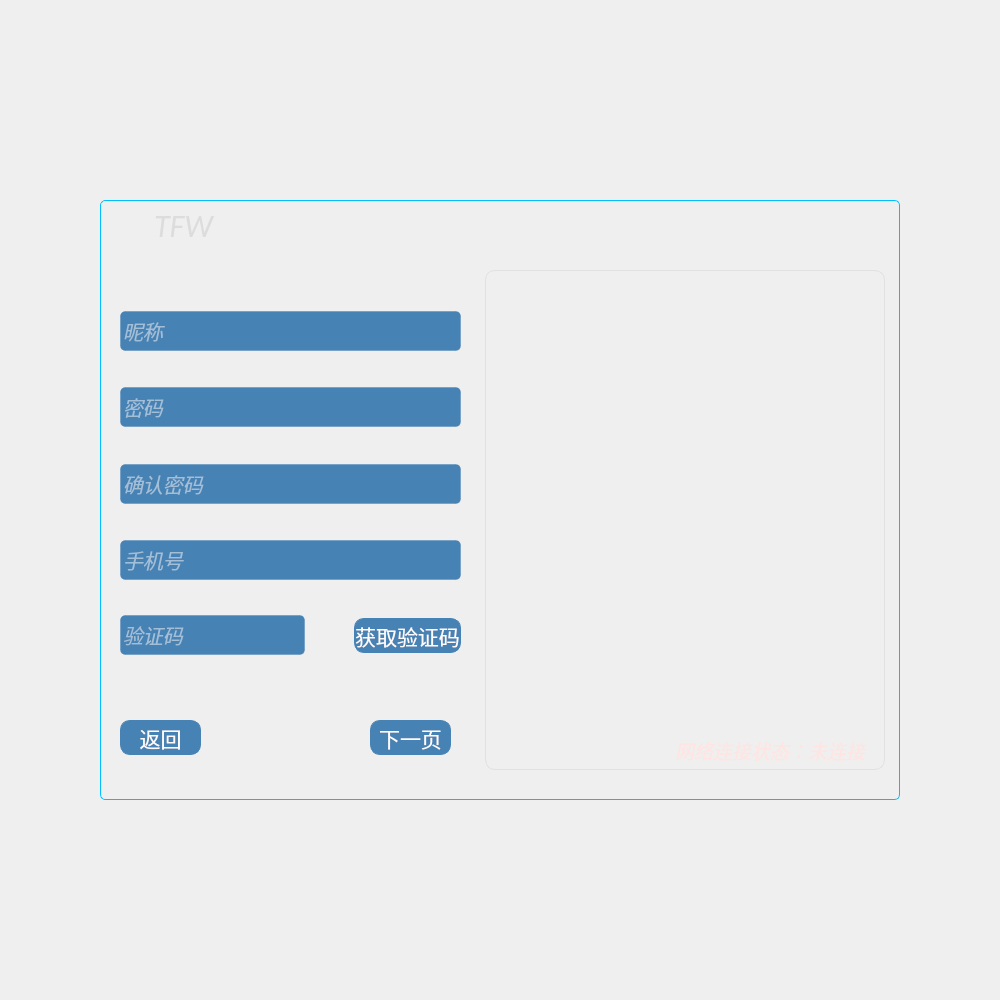
This is TIM/widget.ui in Sunlx5522/TFW_PROJECT as Qt 5 draws it before an edit. The edited form follows.
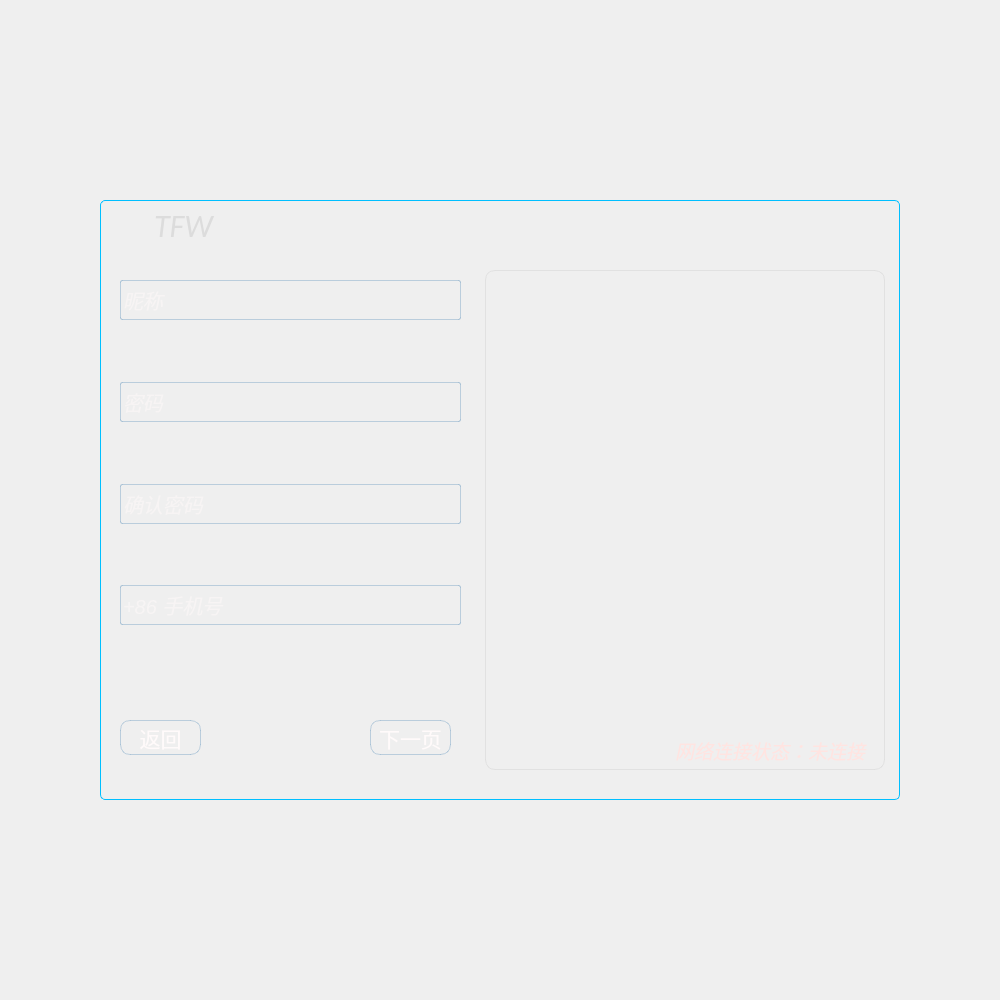
This is the edited form. The open tabs and pages were chosen to show the change. Icons and pictures are not drawn.

What changed in the file:
```diff
--- a/TIM/widget.ui
+++ b/TIM/widget.ui
@@ -858,10 +858,10 @@
 QPushButton{
 /*静置时设置*/
 color:#FFFAFA;/*字体颜色设置*/
-background-color:rgba(70,130,180, 255);/*背景颜色设置*/;
-border-style:inset;/*背景颜色设置*/
+background-color:rgba(70,130,180, 0);/*背景颜色设置*/  
+border-style:outset;/*背景颜色设置*/
 border-radius:10px;/*边框圆角半径设置*/
-border: 1px solid rgba(70,130,180, 255);
+border: 1px solid rgba(70,130,180, 80)
 }
 
 QPushButton:hover{
@@ -914,10 +914,10 @@
 QPushButton{
 /*静置时设置*/
 color:#FFFAFA;/*字体颜色设置*/
-background-color:rgba(70,130,180, 255);/*背景颜色设置*/;
-border-style:inset;/*背景颜色设置*/
+background-color:rgba(70,130,180, 0);/*背景颜色设置*/  
+border-style:outset;/*背景颜色设置*/
 border-radius:10px;/*边框圆角半径设置*/
-border: 1px solid rgba(70,130,180, 255);
+border: 1px solid rgba(70,130,180, 80)
 }
 
 QPushButton:hover{
@@ -942,23 +942,10 @@
           <x>10</x>
           <y>20</y>
           <width>341</width>
-          <height>331</height>
+          <height>401</height>
          </rect>
         </property>
         <layout class="QVBoxLayout" name="verticalLayout">
-         <item>
-          <spacer name="verticalSpacer_7">
-           <property name="orientation">
-            <enum>Qt::Vertical</enum>
-           </property>
-           <property name="sizeHint" stdset="0">
-            <size>
-             <width>20</width>
-             <height>40</height>
-            </size>
-           </property>
-          </spacer>
-         </item>
          <item>
           <widget class="QLineEdit" name="nameLineEdit">
            <property name="minimumSize">
@@ -988,10 +975,11 @@
 QLineEdit{
 /*非悬浮时颜色设置*/
 color:#FFFAFA;
-background-color:rgba(70,130,180, 255);/*背景颜色设置*/
 border-style:outset;/*设置边框*/
-border-radius:5px;/*边框圆角半径设置*/
-border: 1px solid rgba(70,130,180, 100);
+background-color: rgba(255,255,255,0);
+border-radius:2px;/*边框圆角半径设置*/
+border: 1px solid rgba(70,130,180, 80)
+
 }
 QLineEdit::hover
 {
@@ -1055,10 +1043,11 @@
 QLineEdit{
 /*非悬浮时颜色设置*/
 color:#FFFAFA;
-background-color:rgba(70,130,180, 255);/*背景颜色设置*/
 border-style:outset;/*设置边框*/
-border-radius:5px;/*边框圆角半径设置*/
-border: 1px solid rgba(70,130,180, 100);
+background-color: rgba(255,255,255,0);
+border-radius:2px;/*边框圆角半径设置*/
+border: 1px solid rgba(70,130,180, 80)
+
 }
 QLineEdit::hover
 {
@@ -1125,10 +1114,11 @@
 QLineEdit{
 /*非悬浮时颜色设置*/
 color:#FFFAFA;
-background-color:rgba(70,130,180, 255);/*背景颜色设置*/
 border-style:outset;/*设置边框*/
-border-radius:5px;/*边框圆角半径设置*/
-border: 1px solid rgba(70,130,180, 100);
+background-color: rgba(255,255,255,0);
+border-radius:2px;/*边框圆角半径设置*/
+border: 1px solid rgba(70,130,180, 80)
+
 }
 QLineEdit::hover
 {
@@ -1195,10 +1185,11 @@
 QLineEdit{
 /*非悬浮时颜色设置*/
 color:#FFFAFA;
-background-color:rgba(70,130,180, 255);/*背景颜色设置*/
 border-style:outset;/*设置边框*/
-border-radius:5px;/*边框圆角半径设置*/
-border: 1px solid rgba(70,130,180, 100);
+background-color: rgba(255,255,255,0);
+border-radius:2px;/*边框圆角半径设置*/
+border: 1px solid rgba(70,130,180, 80)
+
 }
 QLineEdit::hover
 {
@@ -1219,7 +1210,7 @@
             <enum>QLineEdit::Normal</enum>
            </property>
            <property name="placeholderText">
-            <string>手机号</string>
+            <string>+86 手机号</string>
            </property>
            <property name="clearButtonEnabled">
             <bool>true</bool>
@@ -1241,135 +1232,6 @@
          </item>
         </layout>
        </widget>
-       <widget class="QWidget" name="horizontalLayoutWidget_9">
-        <property name="geometry">
-         <rect>
-          <x>10</x>
-          <y>350</y>
-          <width>341</width>
-          <height>51</height>
-         </rect>
-        </property>
-        <layout class="QHBoxLayout" name="horizontalLayout_10">
-         <item>
-          <widget class="QLineEdit" name="verificationCode">
-           <property name="minimumSize">
-            <size>
-             <width>185</width>
-             <height>40</height>
-            </size>
-           </property>
-           <property name="maximumSize">
-            <size>
-             <width>16777215</width>
-             <height>40</height>
-            </size>
-           </property>
-           <property name="font">
-            <font>
-             <family>Arial</family>
-             <pointsize>15</pointsize>
-             <italic>true</italic>
-            </font>
-           </property>
-           <property name="cursor">
-            <cursorShape>IBeamCursor</cursorShape>
-           </property>
-           <property name="styleSheet">
-            <string notr="true"> /*文本输入框 账号输入*/
-QLineEdit{
-/*非悬浮时颜色设置*/
-color:#FFFAFA;
-background-color:rgba(70,130,180, 255);/*背景颜色设置*/
-border-style:outset;/*设置边框*/
-border-radius:5px;/*边框圆角半径设置*/
-border: 1px solid rgba(70,130,180, 100);
-}
-QLineEdit::hover
-{
-/*悬浮时颜色设置*/
-background-color:rgba(135,206,250, 255);
-}</string>
-           </property>
-           <property name="text">
-            <string/>
-           </property>
-           <property name="maxLength">
-            <number>4</number>
-           </property>
-           <property name="placeholderText">
-            <string>验证码</string>
-           </property>
-           <property name="clearButtonEnabled">
-            <bool>true</bool>
-           </property>
-          </widget>
-         </item>
-         <item>
-          <spacer name="horizontalSpacer_7">
-           <property name="orientation">
-            <enum>Qt::Horizontal</enum>
-           </property>
-           <property name="sizeHint" stdset="0">
-            <size>
-             <width>40</width>
-             <height>20</height>
-            </size>
-           </property>
-          </spacer>
-         </item>
-         <item>
-          <widget class="QPushButton" name="getVerificationCode">
-           <property name="minimumSize">
-            <size>
-             <width>81</width>
-             <height>35</height>
-            </size>
-           </property>
-           <property name="maximumSize">
-            <size>
-             <width>16777215</width>
-             <height>16777215</height>
-            </size>
-           </property>
-           <property name="font">
-            <font>
-             <pointsize>16</pointsize>
-            </font>
-           </property>
-           <property name="cursor">
-            <cursorShape>PointingHandCursor</cursorShape>
-           </property>
-           <property name="styleSheet">
-            <string notr="true">/*登录按钮*/
-QPushButton{
-/*静置时设置*/
-color:#FFFAFA;/*字体颜色设置*/
-background-color:rgba(70,130,180, 255);/*背景颜色设置*/;
-border-style:inset;/*背景颜色设置*/
-border-radius:10px;/*边框圆角半径设置*/
-border: 1px solid rgba(70,130,180, 255);
-}
-
-QPushButton:hover{
-/*悬停时设置*/ /*由于与内部代码有冲突 已弃用*/
-background-color:rgba(135,206,250, 255);
-border-style:inset;/*边框设置*/
-}
-QPushButton:pressed{
-/*按压时设置*/
-background-color:rgba(173,216,230, 255);
-/*背景颜色设置*/
-border-style:inset;/*边框设置*/
-}</string>
-           </property>
-           <property name="text">
-            <string>获取验证码</string>
-           </property>
-          </widget>
-         </item>
-        </layout>
-       </widget>
       </widget>
       <widget class="QWidget" name="page_3"/>
      </widget>
```
Left out of the diff: 141 changed lines with no effect on the pictures.
